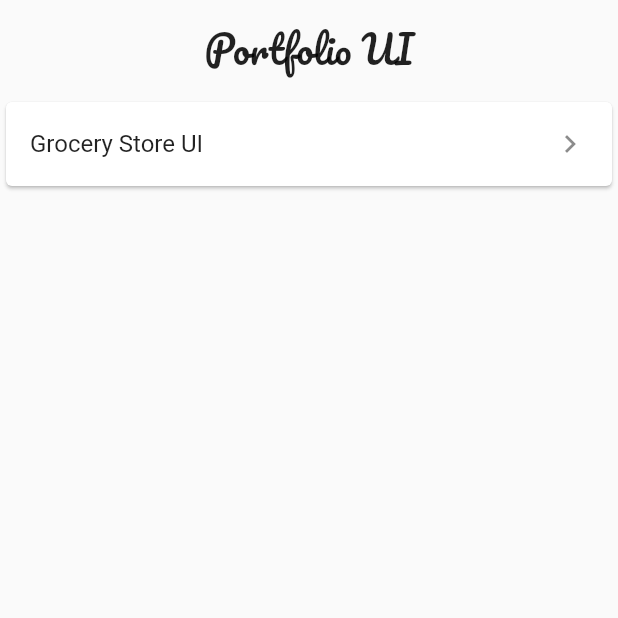
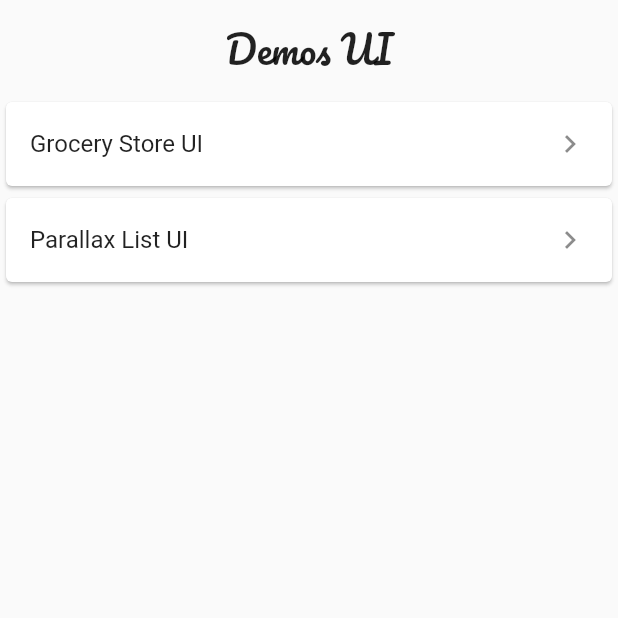
Before and after one commit to charger513/flutter_demos, a Flutter app: the screen it shows after launch, on a phone screen of 412 x 824 dp, the top half of it. Run offline on Flutter 3.47's test engine with Material 2 defaults, Android fonts, the light colour scheme and no system bars; our stand-ins replace google_fonts.

Commit message:
Update name

```diff
--- a/lib/home_page.dart
+++ b/lib/home_page.dart
@@ -1,6 +1,7 @@
 import 'package:flutter/material.dart';
 import 'package:flutter/widgets.dart';
 import 'package:flutter_portafolio/grocery_store/ui/pages/grocery_store_home_page.dart';
+import 'package:flutter_portafolio/parallax_scroll/ui/pages/parallax_page.dart';
 import 'package:google_fonts/google_fonts.dart';
 
 class HomePage extends StatelessWidget {
@@ -16,7 +17,7 @@ class HomePage extends StatelessWidget {
               Padding(
                 padding: const EdgeInsets.all(10),
                 child: Text(
-                  'Portfolio UI',
+                  'Demos UI',
                   style: GoogleFonts.pacifico(
                     textStyle: const TextStyle(
                       fontSize: 25,
@@ -37,6 +38,19 @@ class HomePage extends StatelessWidget {
                   },
                 ),
               ),
+              Card(
+                child: ListTile(
+                  title: Text(
+                    'Parallax List UI',
+                    style: GoogleFonts.merriweatherSans(),
+                  ),
+                  trailing: const Icon(Icons.chevron_right),
+                  onTap: () {
+                    Navigator.of(context).push(
+                        MaterialPageRoute(builder: (_) => ParallaxPage()));
+                  },
+                ),
+              ),
             ],
           ),
         ),
--- a/lib/main.dart
+++ b/lib/main.dart
@@ -8,7 +8,7 @@ class MyApp extends StatelessWidget {
   Widget build(BuildContext context) {
     return const MaterialApp(
       debugShowCheckedModeBanner: false,
-      title: 'Portfolio',
+      title: 'Demos',
       home: HomePage(),
     );
   }
```
